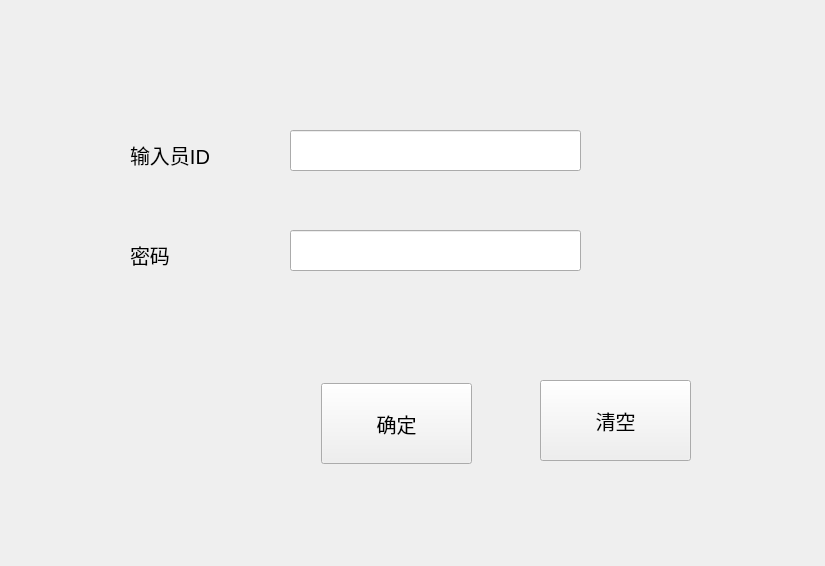
Above: software-assignment/login.ui from leander-deleted/goods-management-system before the change. Below: the same form after it.
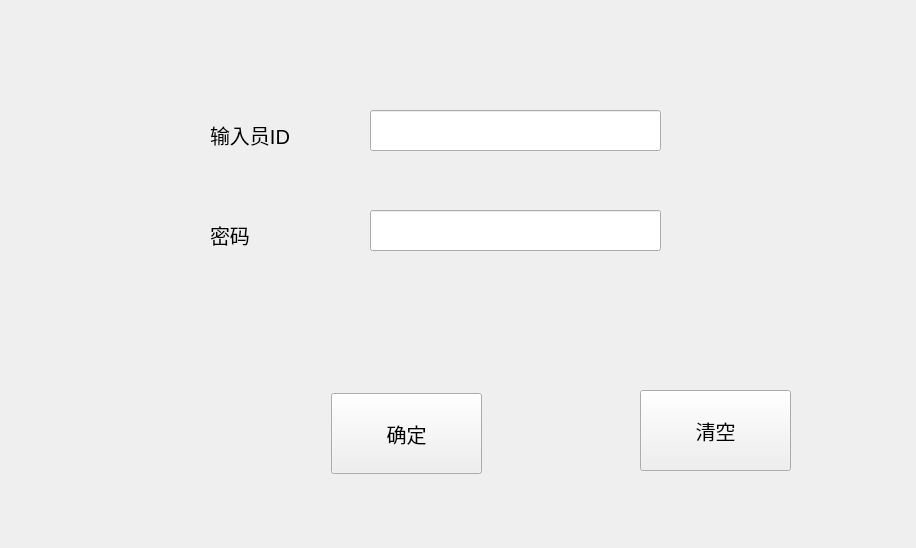
That is the form after the change.

The edit to the form file:
```diff
--- a/software-assignment/login.ui
+++ b/software-assignment/login.ui
@@ -6,8 +6,8 @@
    <rect>
     <x>0</x>
     <y>0</y>
-    <width>825</width>
-    <height>566</height>
+    <width>916</width>
+    <height>548</height>
    </rect>
   </property>
   <property name="sizePolicy">
@@ -27,8 +27,8 @@
   <widget class="QLabel" name="label">
    <property name="geometry">
     <rect>
-     <x>130</x>
-     <y>100</y>
+     <x>210</x>
+     <y>80</y>
      <width>120</width>
      <height>109</height>
     </rect>
@@ -45,8 +45,8 @@
   <widget class="QLineEdit" name="lineEdit">
    <property name="geometry">
     <rect>
-     <x>290</x>
-     <y>130</y>
+     <x>370</x>
+     <y>110</y>
      <width>291</width>
      <height>41</height>
     </rect>
@@ -61,8 +61,8 @@
   <widget class="QLineEdit" name="lineEdit_2">
    <property name="geometry">
     <rect>
-     <x>290</x>
-     <y>230</y>
+     <x>370</x>
+     <y>210</y>
      <width>291</width>
      <height>41</height>
     </rect>
@@ -80,8 +80,8 @@
   <widget class="QLabel" name="label_2">
    <property name="geometry">
     <rect>
-     <x>130</x>
-     <y>200</y>
+     <x>210</x>
+     <y>180</y>
      <width>120</width>
      <height>109</height>
     </rect>
@@ -98,8 +98,8 @@
   <widget class="QPushButton" name="pushButton">
    <property name="geometry">
     <rect>
-     <x>321</x>
-     <y>383</y>
+     <x>331</x>
+     <y>393</y>
      <width>151</width>
      <height>81</height>
     </rect>
@@ -111,8 +111,8 @@
   <widget class="QPushButton" name="pushButton_2">
    <property name="geometry">
     <rect>
-     <x>540</x>
-     <y>380</y>
+     <x>640</x>
+     <y>390</y>
      <width>151</width>
      <height>81</height>
     </rect>
```
